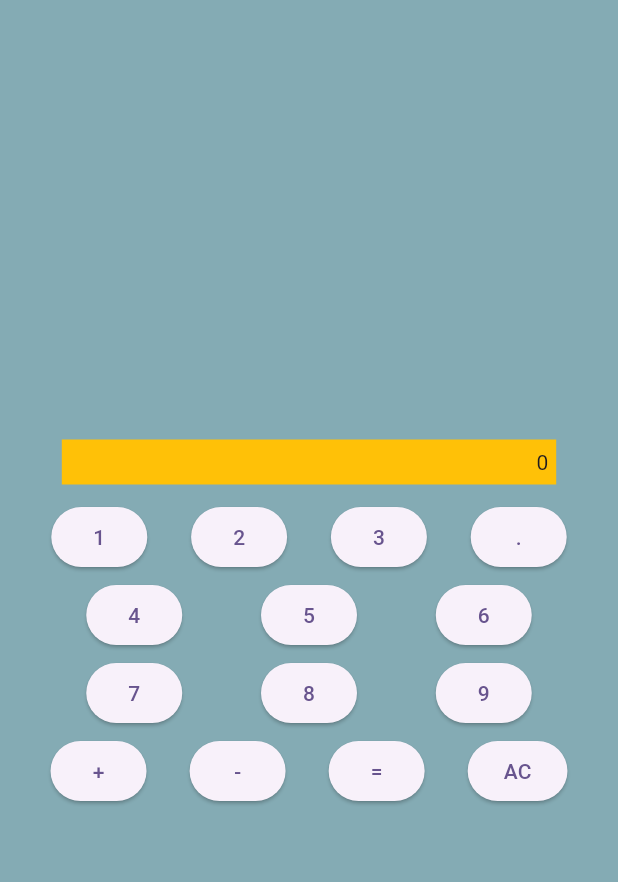
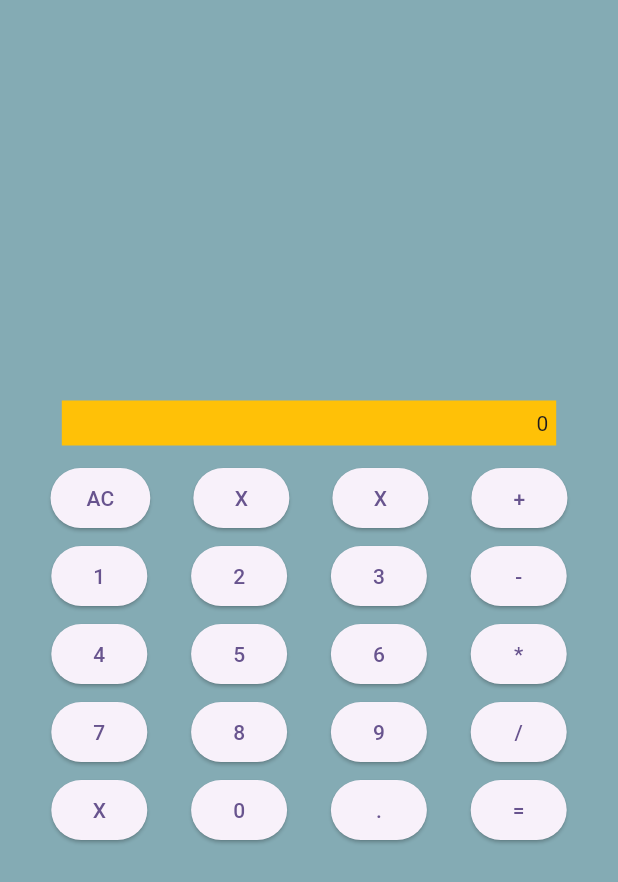
Before and after one commit to GComputeNerd/Flutter-Calculator, a Flutter app: the screen it shows after launch, on a phone screen of 412 x 824 dp. Shown: the top 882 px of the screen. Run offline on Flutter 3.47's test engine with Material 3 defaults, Android fonts, the phone set to English and light mode, and no system bars.

Commit message:
Fixed up the numpad

```diff
--- a/lib/main.dart
+++ b/lib/main.dart
@@ -182,30 +182,35 @@ class CalculatorMain extends StatelessWidget {
         children: [
           const CalculatorDisplay(),
           CalculatorRow(buttons: [
+            OperationButton(operation: () => calcState.reset(), text: "AC"),
+            OperationButton(operation: () => {}, text: "X"),
+            OperationButton(operation: () => {}, text: "X"),
+            OperationButton(operation: () => calcState.setOP(1), text: "+"),
+          ]),
+          CalculatorRow(buttons: [
             const NumberButton(number: 1),
             const NumberButton(number: 2),
             const NumberButton(number: 3),
-            OperationButton(operation: () => calcState.makeDecimal(), text: "."),
+            OperationButton(operation: () => calcState.setOP(2), text: "-"),
           ]),
-          const CalculatorRow(buttons: [
+          CalculatorRow(buttons: [
             NumberButton(number: 4),
             NumberButton(number: 5),
             NumberButton(number: 6),
+            OperationButton(operation: () => calcState.setOP(3), text: "*"),
           ]),
-          const CalculatorRow(buttons: [
+          CalculatorRow(buttons: [
             NumberButton(number: 7),
             NumberButton(number: 8),
             NumberButton(number: 9),
+            OperationButton(operation: () => calcState.setOP(4), text: "/"),
           ]),
           CalculatorRow(buttons: [
-            OperationButton(operation: () => calcState.setOP(1),
-            text: "+"),
-            OperationButton(operation: () => calcState.setOP(2),
-            text: "-"),
-            OperationButton(operation: () => calcState.apply(),
-            text: "="),
-            OperationButton(operation: () => calcState.reset(), text: "AC")
-          ])
+            OperationButton(operation: () => {}, text: "X"),
+            const NumberButton(number: 0),
+            OperationButton(operation: () => calcState.makeDecimal(), text: "."),
+            OperationButton(operation: () => calcState.apply(), text: "="),
+          ]),
         ],
       ),
     );
```
